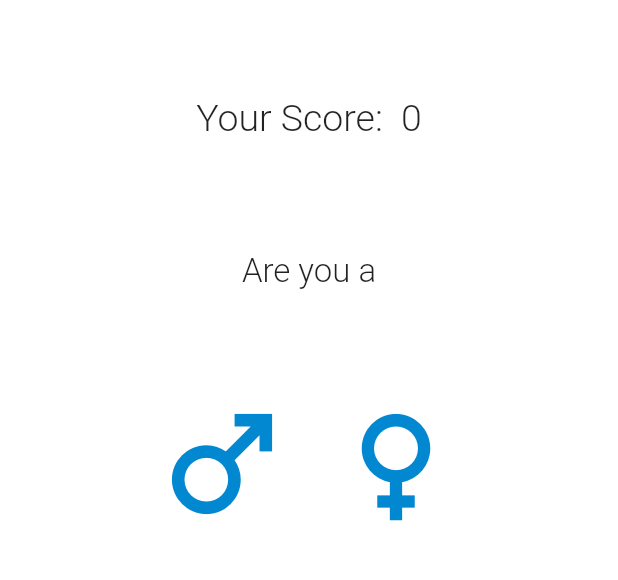
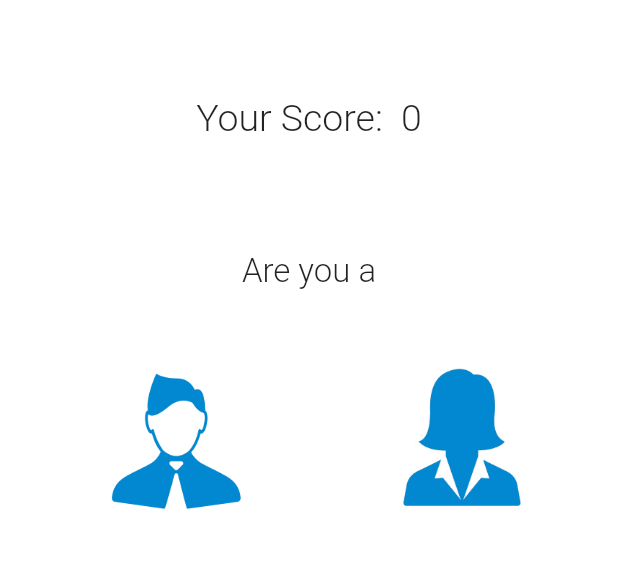
Before and after one commit to prith25/diabetes_app, a Flutter app: the questionOne screen opened directly, on a phone screen of 412 x 824 dp, the part 84-664 px from its top. Run offline on Flutter 3.47's test engine with Material 2 defaults, Android fonts, the light colour scheme and no system bars.

Commit message:
adding icons

```diff
--- a/lib/question_1.dart
+++ b/lib/question_1.dart
@@ -47,40 +47,39 @@ class questionOne extends StatelessWidget {
               ],
             ),
           ),
-          SizedBox(height: 30),
+          SizedBox(height: 10),
           Container(
-            padding: EdgeInsets.all(2),
+            padding: EdgeInsets.only(left:55.0, right:55.0),
             child: Row(
-              mainAxisAlignment: MainAxisAlignment.center,
+              mainAxisAlignment: MainAxisAlignment.spaceBetween,
               children: [
-                IconButton(
-                  onPressed: () {
+                InkWell(
+                  onTap: () {
                     Navigator.push(
                         context,
                         MaterialPageRoute(
                             builder: (context) => questionTwo(1)));
                   },
-                  splashColor: Colors.lightBlue.shade200,
-                  icon: Icon(
-                    Icons.male,
+                  child: Ink.image(
+                    image: AssetImage('images/8.png'),
+                    height: 125,
+                    width: 125,
                   ),
-                  iconSize: 100.0,
-                  color: Colors.lightBlue.shade700,
+
                 ),
                 SizedBox(height: 100),
-                IconButton(
-                  onPressed: () {
+                InkWell(
+                  onTap: () {
                     Navigator.push(
                         context,
                         MaterialPageRoute(
                             builder: (context) => questionTwo(0)));
                   },
-                  splashColor: Colors.lightBlue.shade200,
-                  icon: Icon(
-                    Icons.female,
+                  child: Ink.image(
+                    image: AssetImage('images/7.png'),
+                    height: 100,
+                    width: 100,
                   ),
-                  iconSize: 100.0,
-                  color: Colors.lightBlue.shade700,
                 ),
               ],
             ),
--- a/lib/question_2.dart
+++ b/lib/question_2.dart
@@ -41,7 +41,7 @@ class questionTwo extends StatelessWidget {
               ],
             ),
           ),
-          SizedBox(height: 50),
+          SizedBox(height: 20),
           Container(
             padding: EdgeInsets.all(25),
             child: Column(
--- a/lib/question_3.dart
+++ b/lib/question_3.dart
@@ -56,7 +56,6 @@ class questionThree extends StatelessWidget {
             padding: EdgeInsets.fromLTRB(55, 0, 55, 0),
             child: Row(
               mainAxisAlignment: MainAxisAlignment.spaceBetween,
-              crossAxisAlignment: CrossAxisAlignment.start,
               children: [
                 InkWell(
                   onTap: () {
--- a/lib/question_5.dart
+++ b/lib/question_5.dart
@@ -57,7 +57,6 @@ class questionFive extends StatelessWidget {
             padding: EdgeInsets.fromLTRB(55, 0, 55, 0),
             child: Row(
               mainAxisAlignment: MainAxisAlignment.spaceBetween,
-              crossAxisAlignment: CrossAxisAlignment.start,
               children: [
                 ElevatedButton(
                     onPressed: () {
--- a/lib/question_6.dart
+++ b/lib/question_6.dart
@@ -57,7 +57,6 @@ class questionSix extends StatelessWidget {
             padding: EdgeInsets.fromLTRB(55, 0, 55, 0),
             child: Row(
               mainAxisAlignment: MainAxisAlignment.spaceBetween,
-              crossAxisAlignment: CrossAxisAlignment.start,
               children: [
                 InkWell(
                   onTap: () {
@@ -93,7 +92,6 @@ class questionSix extends StatelessWidget {
             padding: EdgeInsets.fromLTRB(55, 0, 55, 0),
             child: Row(
               mainAxisAlignment: MainAxisAlignment.spaceBetween,
-              crossAxisAlignment: CrossAxisAlignment.start,
               children: [
                 InkWell(
                   onTap: () {
--- a/lib/result_2.dart
+++ b/lib/result_2.dart
@@ -47,9 +47,9 @@ class resultPage2 extends StatelessWidget {
               ],
             ),
           ),
-          SizedBox(height: 50),
+          SizedBox(height: 70),
           Container(
-            padding: EdgeInsets.all(50),
+            padding: EdgeInsets.all(30),
             child: Column(
               mainAxisAlignment: MainAxisAlignment.center,
               children: [
@@ -59,7 +59,7 @@ class resultPage2 extends StatelessWidget {
               ],
             ),
           ),
-          SizedBox(height: 50),
+          SizedBox(height: 100),
           Container(
             padding: EdgeInsets.only(left:40.0, top: 20.0, right:40.0 ),
             child: Row(
--- a/pubspec.yaml
+++ b/pubspec.yaml
@@ -67,6 +67,8 @@ flutter:
     - images/4.png
     - images/5.png
     - images/6.png
+    - images/7.png
+    - images/8.png
 
   # An image asset can refer to one or more resolution-specific "variants", see
   # https://flutter.dev/assets-and-images/#resolution-aware.
```
Also changed, not shown: images/7.png (added), images/8.png (added).
